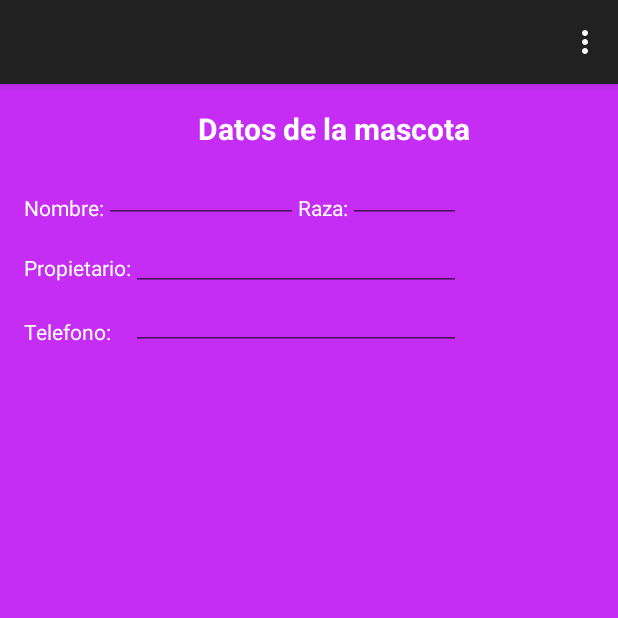
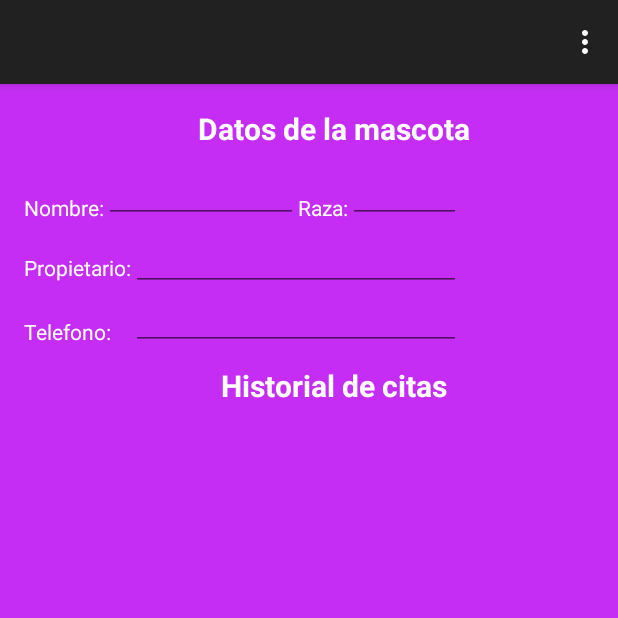
Before and after one commit to nono9119/App_MyCan, an Android app: the ListCitas screen opened directly, with no data from a screen before it, on a phone screen of 412 x 824 dp, the top half of it. Run offline under Robolectric (Android 15) with nearby library versions, the phone set to English and light mode, and no system bars; 4 statements that could not run were skipped.

Commit message:
Lo de antes

```diff
--- a/app/src/main/java/clases/AdaptadorCursorMascotas.java
+++ b/app/src/main/java/clases/AdaptadorCursorMascotas.java
@@ -29,8 +29,8 @@ public class AdaptadorCursorMascotas extends CursorAdapter {
     public void bindView(View v, Context context, Cursor csr) {
         TextView tv = (TextView) v;
         tv.setTextColor(Color.WHITE);
-        tv.setText(csr.getString(csr.getColumnIndex(AdaptadorDBMascotas.CAMPO_NOMBRE)) + " ("
-                + csr.getString(csr.getColumnIndex(AdaptadorDBMascotas.CAMPO_RAZA)) + ")");
+        tv.setText(csr.getString(csr.getColumnIndex(adbMascotas.getCampoNombre())) + " ("
+                + csr.getString(csr.getColumnIndex(adbMascotas.getCampoRaza())) + ")");
 
     }
 
--- a/app/src/main/java/com/mycan/app_mycan/ListCitas.java
+++ b/app/src/main/java/com/mycan/app_mycan/ListCitas.java
@@ -2,10 +2,14 @@ package com.mycan.app_mycan;
 
 import android.content.Intent;
 import android.database.Cursor;
+import android.graphics.Color;
+import android.graphics.drawable.ColorDrawable;
+import android.graphics.drawable.Drawable;
 import android.support.v7.app.ActionBarActivity;
 import android.os.Bundle;
 import android.view.Menu;
 import android.view.MenuItem;
+import android.widget.EditText;
 import android.widget.ExpandableListView;
 
 import java.sql.SQLException;
@@ -22,30 +26,34 @@ public class ListCitas extends ActionBarActivity {
     private ExpandableListView listaCitas;
     private ListaExpansibleAdapter mAdapter;
     private AdaptadorDBCitas adbCitas;
+    private AdaptadorDBMascotas adbMascotas;
     private HashMap<String, List<String>> lista_items;
     private List<String> lista_encabezados;
     private List<String> lista_datos;
     private Intent itt;
-    private String id_mascota, nombre;
     private Cursor csr;
+    private String id_mascota, nombre, raza, propietario, telefono;
+    private EditText etNombre, etRaza, etPropietario, etTelefono;
 
     @Override
     protected void onCreate(Bundle savedInstanceState) {
         super.onCreate(savedInstanceState);
         setContentView(R.layout.activity_list_citas);
-
+        // CAPTURO LOS ELEMENTOS
         listaCitas = (ExpandableListView) findViewById(R.id.listCitas);
+        etNombre = (EditText) findViewById(R.id.etNombre);
+        etRaza = (EditText) findViewById(R.id.etRaza);
+        etPropietario = (EditText) findViewById(R.id.etPropietario);
+        etTelefono = (EditText) findViewById(R.id.etTelefono);
         itt = getIntent();
         id_mascota = itt.getStringExtra("id_mascota");
         nombre = itt.getStringExtra("nombre");
+        raza = itt.getStringExtra("raza");
+        // ESTABLEZCO EL NOMBRE DE LA MASCOTA COMO EL TITULO DE LA ACTIVIDAD
         this.setTitle(nombre);
-
-        cargarLista(id_mascota);
-
-
-        mAdapter = new ListaExpansibleAdapter(this, lista_encabezados, lista_items);
-        listaCitas.setAdapter(mAdapter);
-
+        // CARGO LA LISTA EXPANSIBLE EN BASE A LA MASCOTA
+        cargarLista();
+        cargarDatosMascota();
     }
 
 
@@ -71,24 +79,64 @@ public class ListCitas extends ActionBarActivity {
         return super.onOptionsItemSelected(item);
     }
 
-    public void cargarLista(String id_mascota) {
+    private void cargarDatosMascota() {
+        // ESCRIBO EL NOMBRE Y LA RAZA DE LA MASCOTA QUE VIENEN DE LA ACTIVIDAD ANTERIOR
+        etNombre.setText(nombre);
+        etRaza.setText(raza);
+        adbMascotas = new AdaptadorDBMascotas(this);
+        try {
+            adbMascotas.abrirConexion();
+            csr = adbMascotas.getMascota(Integer.parseInt(id_mascota));
+            adbMascotas.cerrarConexion();
+        } catch (SQLException e) {
+            e.printStackTrace();
+        }
+        // OBTENGO LOS DATOS QUE NECESITO
+        propietario = csr.getString(csr.getColumnIndex(adbMascotas.getCampoPropietario()));
+        telefono = csr.getString(csr.getColumnIndex(adbMascotas.getCampoTelefono()));
+        // LOS MUESTRO EN EL ET CORRESPONDIENTE
+        etPropietario.setText(propietario);
+        etTelefono.setText(telefono);
+
+    }
+
+    private void cargarLista() {
+        // LISTA DE ITEMS QUE CONTENDRA LOS GRUPOS (ENCABEZADOS) E HIJOS (DATOS)
         lista_items = new HashMap<String, List<String>>();
+        // CONECTOR A LA BASE DE DATOS
         adbCitas = new AdaptadorDBCitas(this);
         try {
             adbCitas.abrirConexion();
-
+            // CARGO LAS FECHAS EN EL ARRAY DE GRUPOS (ENCABEZADOS)
             lista_encabezados = adbCitas.getFechasLE(id_mascota);
-
+            // RECORRO EL ARRAY DE FECHAS PARA EXTRAER LOS DATOS RELACIONADOS
             for (int i = 0; i < lista_encabezados.size(); i++) {
+                /*
+                * EN ESTE CASO EL ARRAY SOLO TENDRA UNA DIMENSION DE 1 PARA EVITAR QUE GENERE
+                * MAS DE UN HIJO, ES DECIR, QUE CREE TANTOS HIJOS COMO POSICIONES HAY EN EL
+                * ARRAY, DE ESTE MODO SOLO MOSTRARA UNO CON TODOS SUS DATOS
+                */
                 lista_datos = adbCitas.getDatosCita(lista_encabezados.get(i), id_mascota);
+                // AGREGO AL ARRAY DE ITEMS LOS GRUPOS E HIJOS
                 lista_items.put(lista_encabezados.get(i), lista_datos);
+                /*
+                 PONGO BORRO EL ARRAY CON LOS DATOS DE LAS CITAS PARA USARLO DE
+                 NUEVO SI FUERA NECESARIO
+                 */
                 lista_datos = null;
             }
             adbCitas.cerrarConexion();
         } catch (SQLException e) {
             e.printStackTrace();
         }
-
-
+        // CREO EL ADAPTADOR CON LA LISTA DE GRUPOS Y DATOS
+        mAdapter = new ListaExpansibleAdapter(this, lista_encabezados, lista_items);
+        // ESTABLEZCO EL ADAPTADOR
+        listaCitas.setAdapter(mAdapter);
+        //Drawable d = getResources().getDrawable(R.drawable.lista_icono);
+        //listaCitas.setGroupIndicator(d);
+        // ESTABLEZCO EL COLOR Y LA ANCHURA DEL SEPARADOR
+        //listaCitas.setDivider(new ColorDrawable(Color.WHITE));
+        //listaCitas.setDividerHeight(1);
     }
 }
--- a/app/src/main/java/database/AdaptadorDBCitas.java
+++ b/app/src/main/java/database/AdaptadorDBCitas.java
@@ -14,18 +14,21 @@
 public class AdaptadorDBCitas {
     private final String TABLA = "citas";
     private final String CAMPO_ID = "_id";
-    private final static String CAMPO_FECHA = "fecha";
-    private final static String CAMPO_HORA = "hora";
-    private final static String CAMPO_PRECIO = "precio";
-    private final static String CAMPO_DESCRIPCION = "descripcion";
-    private final static String CAMPO_ID_MASCOTA = "id_mascota";
+    private final String CAMPO_FECHA = "fecha";
+    private final String CAMPO_HORA = "hora";
+    private final String CAMPO_PRECIO = "precio";
+    private final String CAMPO_DESCRIPCION = "descripcion";
+    private final String CAMPO_ID_MASCOTA = "id_mascota";
     private Context ctx;
     private SQLiteDB sqliteDB;
     private SQLiteDatabase db;
+
     // CONSTRUCTOR
     public AdaptadorDBCitas(Context ctx) { this.ctx = ctx; }
 
-    // GETTERS PARA ACCEDER A LOS ATRIBUTOS DE LA CLASE
+    //////////////////////////////////////////////////////
+    //// GETTERS PARA ACCEDER A LOS ATRIBUTOS DE LA CLASE
+    //////////////////////////////////////////////////////
     public String getCampoID() { return this.CAMPO_ID; }
     public String getCampoFecha() { return this.CAMPO_FECHA; }
     public String getCampoHora() { return this.CAMPO_HORA; }
@@ -33,7 +36,9 @@
     public String getCampoDescripcion() { return this.CAMPO_DESCRIPCION; }
     public String getCampoIdMascota() { return this.CAMPO_ID_MASCOTA; }
 
-    // CONEXION A LA BASE DE DATOS
+    //////////////////////////////////////////////////////
+    //// ABRIR CONEXION A LA BASE DE DATOS
+    //////////////////////////////////////////////////////
     public AdaptadorDBCitas abrirConexion() throws SQLException {
         sqliteDB = new SQLiteDB(ctx);
         db = sqliteDB.getWritableDatabase();
--- a/app/src/main/java/database/AdaptadorDBMascotas.java
+++ b/app/src/main/java/database/AdaptadorDBMascotas.java
@@ -17,8 +17,8 @@ import clases.Mascota;
 public class AdaptadorDBMascotas {
     private final String TABLA = "mascotas";
     private final String CAMPO_ID = "_id";
-    public final static String CAMPO_NOMBRE = "nombre";
-    public final static String CAMPO_RAZA = "raza";
+    private final String CAMPO_NOMBRE = "nombre";
+    private final String CAMPO_RAZA = "raza";
     private final String CAMPO_TELEFONO = "telefono";
     private final String CAMPO_PROPIETARIO = "propietario";
     private String columnas[] = { CAMPO_ID, CAMPO_NOMBRE, CAMPO_RAZA, CAMPO_TELEFONO,
@@ -28,6 +28,15 @@ public class AdaptadorDBMascotas {
     private SQLiteDatabase db;
 
     public AdaptadorDBMascotas (Context ctx) { this.ctx = ctx; }
+
+    //////////////////////////////////////////////////////
+    //// GETTERS PARA ACCEDER A LOS ATRIBUTOS DE LA CLASE
+    //////////////////////////////////////////////////////
+    public String getCampoId() { return this.CAMPO_ID; }
+    public String getCampoNombre() { return this.CAMPO_NOMBRE; }
+    public String getCampoRaza() { return this.CAMPO_RAZA; }
+    public String getCampoTelefono() { return this.CAMPO_TELEFONO; }
+    public String getCampoPropietario() { return this.CAMPO_PROPIETARIO; }
 
     // Establecer la conexion con la base de datos
     public AdaptadorDBMascotas abrirConexion() throws SQLException {
--- a/app/src/main/res/layout/activity_list_citas.xml
+++ b/app/src/main/res/layout/activity_list_citas.xml
@@ -136,7 +136,20 @@
                 android:clickable="false" />
 
         </RelativeLayout>
+    </TableRow>
+    <TableRow
+        android:layout_height="fill_parent"
+        android:layout_width="fill_parent"
+        android:background="#ffc52df4">
 
+        <TextView
+            android:id="@+id/tvHistorialCitas"
+            android:text="@string/historial_citas"
+            android:textColor="#ffffff"
+            android:textSize="20sp"
+            android:gravity="center"
+            android:textStyle="bold"
+            android:layout_marginTop="10dp"/>
         </TableRow>
 
     <TableRow
@@ -151,7 +164,8 @@
             android:layout_alignParentLeft="true"
             android:layout_alignParentStart="true"
             android:background="#ffc52df4"
-            android:layout_marginTop="15dp" />
+            android:layout_marginTop="15dp"
+            android:groupIndicator="@null"/>
     </TableRow>
 
 </TableLayout>
--- a/app/src/main/res/layout/grupo_lista_expansible.xml
+++ b/app/src/main/res/layout/grupo_lista_expansible.xml
@@ -7,7 +7,6 @@
         android:id="@+id/tvCita"
         android:layout_width="wrap_content"
         android:layout_height="wrap_content"
-        android:layout_marginLeft="35dp"
         android:textColor="#ffffff">
     </TextView>
 </LinearLayout>
```
Also changed, not shown: app/src/main/java/com/mycan/app_mycan/ListActivity.java (+3 -10 lines).
